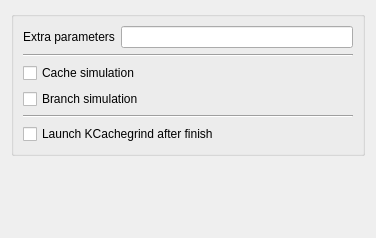
First picture: the form in tools/callgrind/configpage.ui, repository KDE/kdev-valgrind, before the edit.
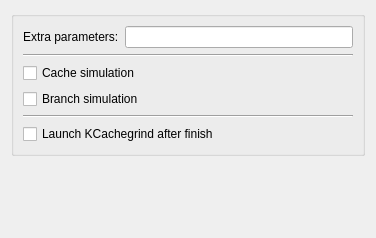
Second picture: the form after the edit.

What changed in the file:
```diff
--- a/tools/callgrind/configpage.ui
+++ b/tools/callgrind/configpage.ui
@@ -35,7 +35,7 @@
         <item>
          <widget class="QLabel" name="label_2">
           <property name="text">
-           <string>Extra parameters</string>
+           <string>Extra parameters:</string>
           </property>
           <property name="textFormat">
            <enum>Qt::AutoText</enum>
```
